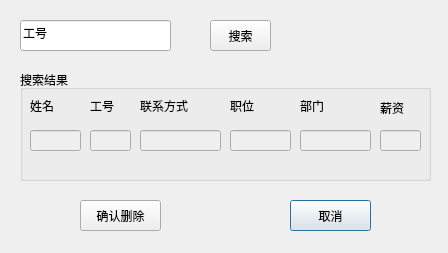
This is ManageSystem/deletepersonal.ui in skyformat99/ManagerSystem as Qt 5 draws it before an edit. The edited form follows.
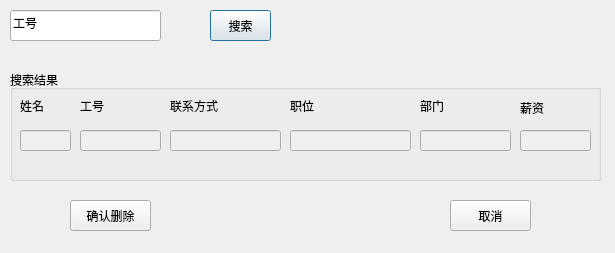
This is the edited form.

Diff of the .ui file:
```diff
--- a/ManageSystem/deletepersonal.ui
+++ b/ManageSystem/deletepersonal.ui
@@ -6,44 +6,18 @@
    <rect>
     <x>0</x>
     <y>0</y>
-    <width>448</width>
+    <width>615</width>
     <height>253</height>
    </rect>
   </property>
   <property name="windowTitle">
    <string>企业人事管理系统</string>
   </property>
-  <widget class="QPushButton" name="cancelBtn">
-   <property name="geometry">
-    <rect>
-     <x>290</x>
-     <y>200</y>
-     <width>81</width>
-     <height>31</height>
-    </rect>
-   </property>
-   <property name="text">
-    <string>取消</string>
-   </property>
-  </widget>
-  <widget class="QLineEdit" name="searchLineEdit">
-   <property name="geometry">
-    <rect>
-     <x>20</x>
-     <y>20</y>
-     <width>151</width>
-     <height>31</height>
-    </rect>
-   </property>
-   <property name="text">
-    <string>工号</string>
-   </property>
-  </widget>
   <widget class="QPushButton" name="searchBtn">
    <property name="geometry">
     <rect>
      <x>210</x>
-     <y>20</y>
+     <y>10</y>
      <width>61</width>
      <height>31</height>
     </rect>
@@ -55,7 +29,7 @@
   <widget class="QPushButton" name="okBtn">
    <property name="geometry">
     <rect>
-     <x>80</x>
+     <x>70</x>
      <y>200</y>
      <width>81</width>
      <height>31</height>
@@ -65,12 +39,25 @@
     <string>确认删除</string>
    </property>
   </widget>
+  <widget class="QLineEdit" name="searchLineEdit">
+   <property name="geometry">
+    <rect>
+     <x>10</x>
+     <y>10</y>
+     <width>151</width>
+     <height>31</height>
+    </rect>
+   </property>
+   <property name="text">
+    <string>工号</string>
+   </property>
+  </widget>
   <widget class="QGroupBox" name="dispalyGroupBox">
    <property name="geometry">
     <rect>
-     <x>20</x>
+     <x>10</x>
      <y>70</y>
-     <width>411</width>
+     <width>591</width>
      <height>111</height>
     </rect>
    </property>
@@ -106,7 +93,7 @@
    <widget class="QLabel" name="connLabel_2">
     <property name="geometry">
      <rect>
-      <x>120</x>
+      <x>160</x>
       <y>30</y>
       <width>54</width>
       <height>12</height>
@@ -119,7 +106,7 @@
    <widget class="QLabel" name="posiLabel_2">
     <property name="geometry">
      <rect>
-      <x>210</x>
+      <x>280</x>
       <y>30</y>
       <width>54</width>
       <height>12</height>
@@ -132,7 +119,7 @@
    <widget class="QLabel" name="departLabel_2">
     <property name="geometry">
      <rect>
-      <x>280</x>
+      <x>410</x>
       <y>30</y>
       <width>54</width>
       <height>12</height>
@@ -163,33 +150,33 @@
      <rect>
       <x>70</x>
       <y>60</y>
-      <width>41</width>
-      <height>21</height>
-     </rect>
-    </property>
-   </widget>
-   <widget class="QLineEdit" name="connLineEdit_2">
-    <property name="enabled">
-     <bool>false</bool>
-    </property>
-    <property name="geometry">
-     <rect>
-      <x>120</x>
-      <y>60</y>
       <width>81</width>
       <height>21</height>
      </rect>
     </property>
    </widget>
+   <widget class="QLineEdit" name="connLineEdit_2">
+    <property name="enabled">
+     <bool>false</bool>
+    </property>
+    <property name="geometry">
+     <rect>
+      <x>160</x>
+      <y>60</y>
+      <width>111</width>
+      <height>21</height>
+     </rect>
+    </property>
+   </widget>
    <widget class="QLineEdit" name="posiLineEdit_2">
     <property name="enabled">
      <bool>false</bool>
     </property>
     <property name="geometry">
      <rect>
-      <x>210</x>
+      <x>280</x>
       <y>60</y>
-      <width>61</width>
+      <width>121</width>
       <height>21</height>
      </rect>
     </property>
@@ -200,9 +187,9 @@
     </property>
     <property name="geometry">
      <rect>
-      <x>280</x>
+      <x>410</x>
       <y>60</y>
-      <width>71</width>
+      <width>91</width>
       <height>21</height>
      </rect>
     </property>
@@ -210,7 +197,7 @@
    <widget class="QLabel" name="salaLabel_2">
     <property name="geometry">
      <rect>
-      <x>360</x>
+      <x>510</x>
       <y>30</y>
       <width>41</width>
       <height>16</height>
@@ -226,14 +213,27 @@
     </property>
     <property name="geometry">
      <rect>
-      <x>360</x>
+      <x>510</x>
       <y>60</y>
-      <width>41</width>
+      <width>71</width>
       <height>21</height>
      </rect>
     </property>
    </widget>
   </widget>
+  <widget class="QPushButton" name="cancelBtn">
+   <property name="geometry">
+    <rect>
+     <x>450</x>
+     <y>200</y>
+     <width>81</width>
+     <height>31</height>
+    </rect>
+   </property>
+   <property name="text">
+    <string>取消</string>
+   </property>
+  </widget>
  </widget>
  <resources/>
  <connections/>
```
